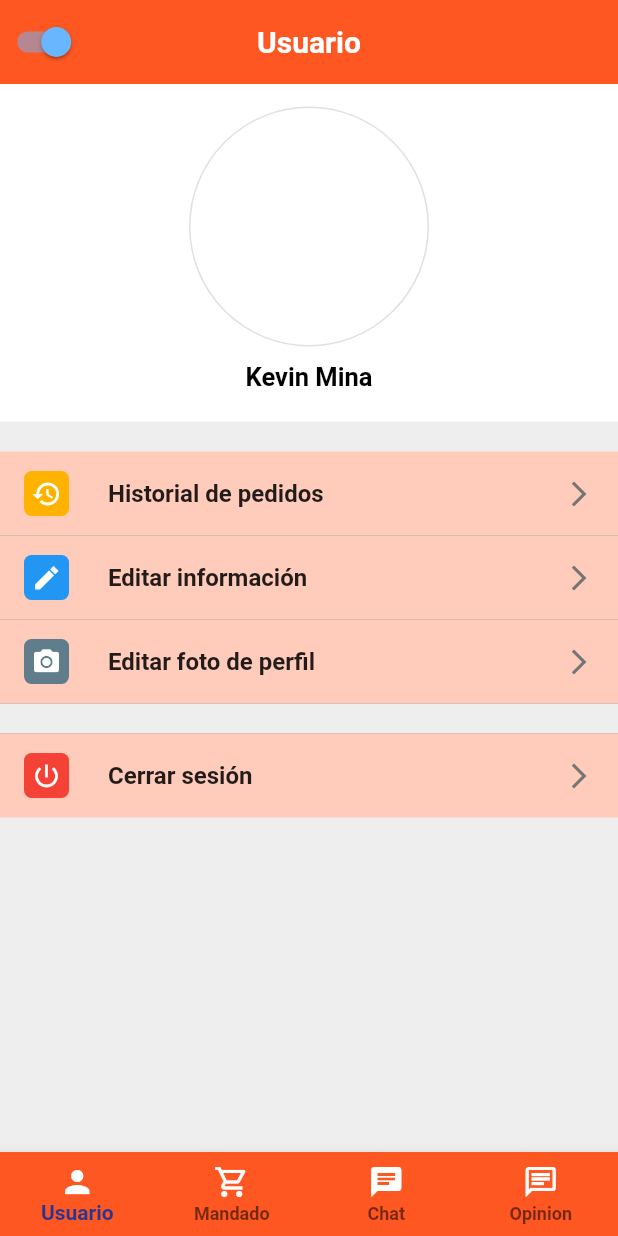
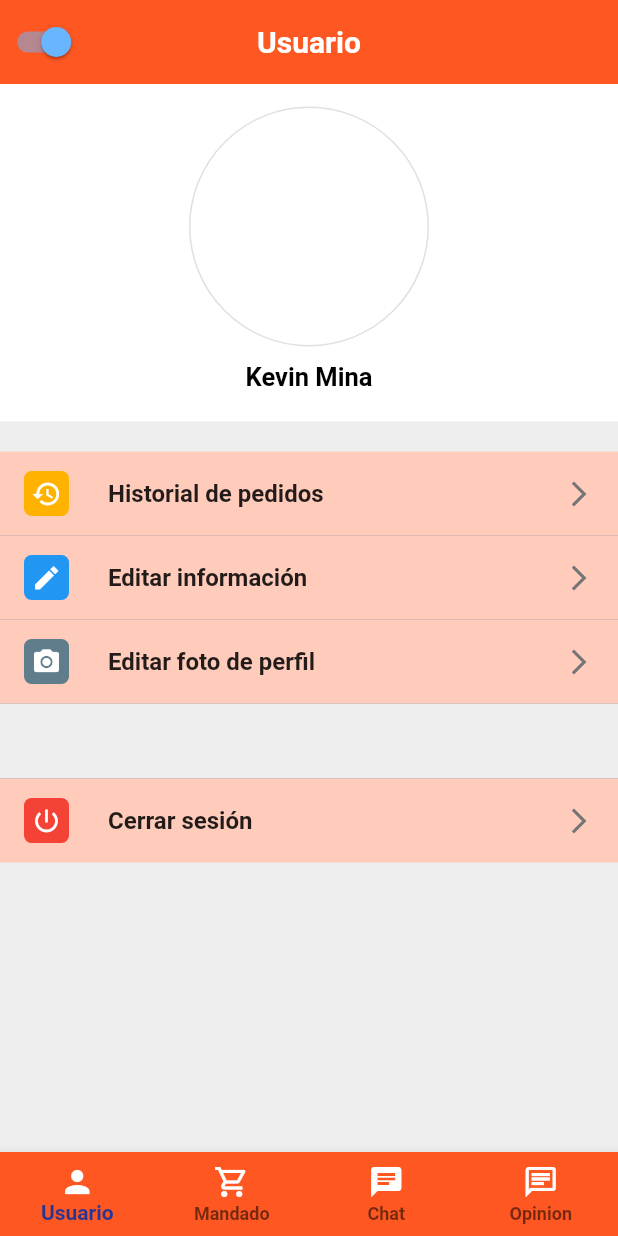
Before and after one commit to KevinM97/MandaditosExpress, a Flutter app: the screen it shows after launch, on a phone screen of 412 x 824 dp. Run offline on Flutter 3.47's test engine with Material 2 defaults, Android fonts, the phone set to English and light mode, and no system bars; our stand-ins replace flutter_screenutil, image_picker, shared_preferences; missing offline and left inert: cloudinary_public; Roboto replaces fonts that are missing (Akrobat).

```diff
--- a/lib/src/widgets/Usuario/usuario_widget.dart
+++ b/lib/src/widgets/Usuario/usuario_widget.dart
@@ -139,7 +139,7 @@ final FotosService _fotosService = FotosService();
             onTap: ()=> _editImg(context),
           ),
           const Divider(height: 0.0),
-          const SizedBox(height: 20.0),
+          const SizedBox(height: 50.0),
           const Divider(height: 0.0),
           _renderButton(
             icon: Icons.power_settings_new,
```
Also changed, not shown: 3 other files.
